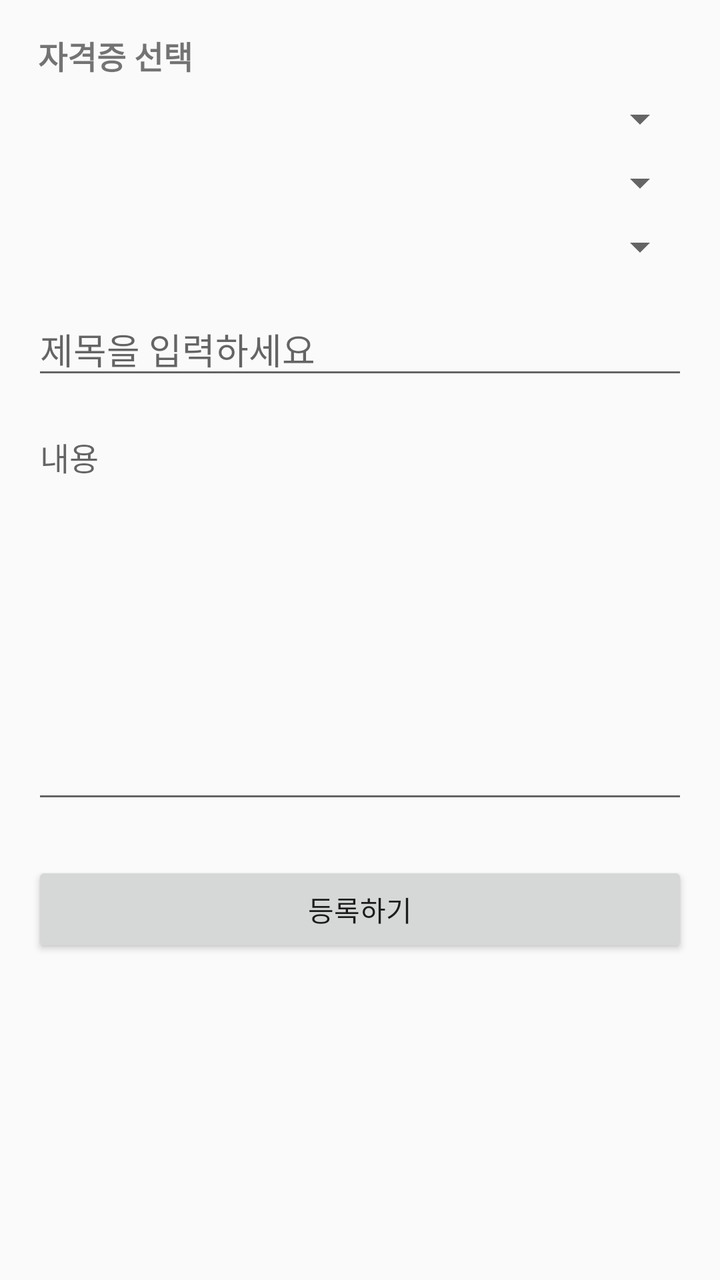
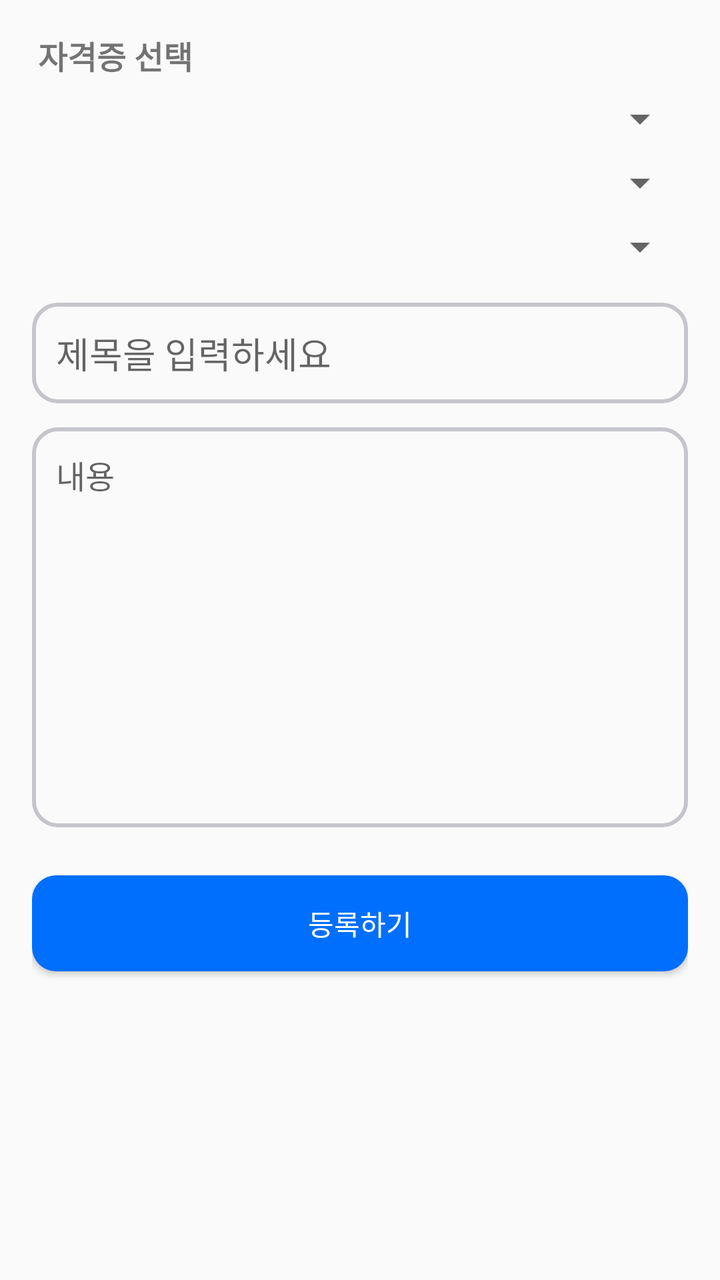

Screens rendered from an Android XML layout before and after an edit, with the pre-edit source and the edit as a unified diff.
<!-- AndroidManifest.xml: application theme Theme.AppCompat.Light.NoActionBar -->
<!-- res/layout/activity_post_write.xml -->
<?xml version="1.0" encoding="utf-8"?>
<LinearLayout xmlns:android="http://schemas.android.com/apk/res/android"
    android:layout_width="match_parent"
    android:layout_height="match_parent"
    android:padding="16dp"
    android:orientation="vertical"
    android:fitsSystemWindows="true"
    android:paddingTop="30dp">

    <TextView
        android:id="@+id/textCertificateGuide"
        android:layout_width="wrap_content"
        android:layout_height="wrap_content"
        android:text="자격증 선택"
        android:textStyle="bold"
        android:textSize="16sp"
        android:layout_marginBottom="8dp"
        android:layout_marginLeft="3dp"/>

    
    <Spinner
        android:id="@+id/spinnerCategory"
        android:layout_width="match_parent"
        android:layout_height="wrap_content"
        android:layout_marginBottom="8dp" />

    <Spinner
        android:id="@+id/spinnerSubCategory"
        android:layout_width="match_parent"
        android:layout_height="wrap_content"
        android:layout_marginBottom="8dp" />

    <Spinner
        android:id="@+id/spinnerCertificate"
        android:layout_width="match_parent"
        android:layout_height="wrap_content"
        android:layout_marginBottom="16dp" />

    
    <EditText
        android:id="@+id/editTitle"
        android:layout_width="match_parent"
        android:layout_height="wrap_content"
        android:hint="제목을 입력하세요"
        android:layout_marginBottom="12dp" />

    
    <EditText
        android:id="@+id/editContent"
        android:layout_width="match_parent"
        android:layout_height="200dp"
        android:hint="내용"
        android:textSize="16sp"
        android:gravity="top"
        android:inputType="textMultiLine" />

    
    <Button
        android:id="@+id/btnSubmit"
        android:layout_width="match_parent"
        android:layout_height="wrap_content"
        android:text="등록하기"
        android:layout_marginTop="24dp" />
</LinearLayout>
<!-- resources referenced by this layout -->
<resources>

</resources>

<!-- the commit's change to res/layout/activity_post_write.xml (unified diff, before → after) -->
@@ -42,6 +42,8 @@
         android:layout_width="match_parent"
         android:layout_height="wrap_content"
         android:hint="제목을 입력하세요"
+        android:background="@drawable/textbox"
+        android:padding="12dp"
         android:layout_marginBottom="12dp" />
 
     
@@ -52,6 +54,9 @@
         android:hint="내용"
         android:textSize="16sp"
         android:gravity="top"
+        android:padding="12dp"
+        android:background="@drawable/textbox"
+        android:textColor="@color/white"
         android:inputType="textMultiLine" />
 
     
@@ -60,5 +65,8 @@
         android:layout_width="match_parent"
         android:layout_height="wrap_content"
         android:text="등록하기"
+        android:padding="12dp"
+        android:background="@drawable/main_button"
+        android:textColor="@color/white"
         android:layout_marginTop="24dp" />
 </LinearLayout>
<!-- resource entries referenced after the edit -->
@@ -1,5 +1,30 @@
 <!-- resources referenced by this layout -->
 <resources>
-
+  <color name="white">#FFFFFFFF</color>
+  <!-- drawable main_button (drawable) -->
+  <?xml version="1.0" encoding="utf-8"?>
+  <shape xmlns:android="http://schemas.android.com/apk/res/android"
+  android:shape="rectangle">
+  <solid android:color="#006FFD"/>
+  <corners android:radius="12dp"/>
+  </shape>
+  <!-- drawable textbox (drawable) -->
+  <selector xmlns:android="http://schemas.android.com/apk/res/android">
+      <item android:state_focused="true">
+          <shape android:shape="rectangle">
+              <corners android:radius="12dp"/>
+              <solid android:color="#00006FFD"/>
+              <stroke android:width="2dp" android:color="#006FFD"/>
+          </shape>
+      </item>
+  
+      <item>
+          <shape android:shape="rectangle">
+              <corners android:radius="12dp"/>
+              <solid android:color="#00006FFD"/>
+              <stroke android:width="2dp" android:color="#C5C6CC"/>
+          </shape>
+      </item>
+  </selector>
 </resources>
 
